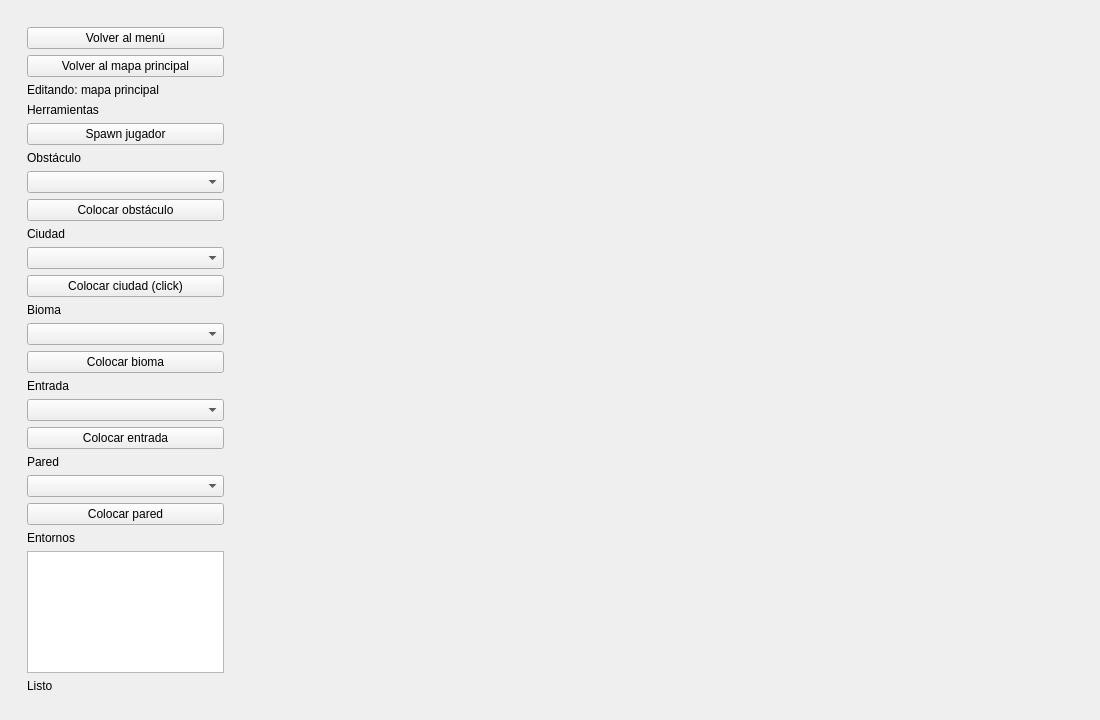
Before: the Qt Designer form editor/EditorWindow.ui in NicolasdelaTorre/TP_Grupal_Grupo_09_Argentum, drawn with Qt 5.
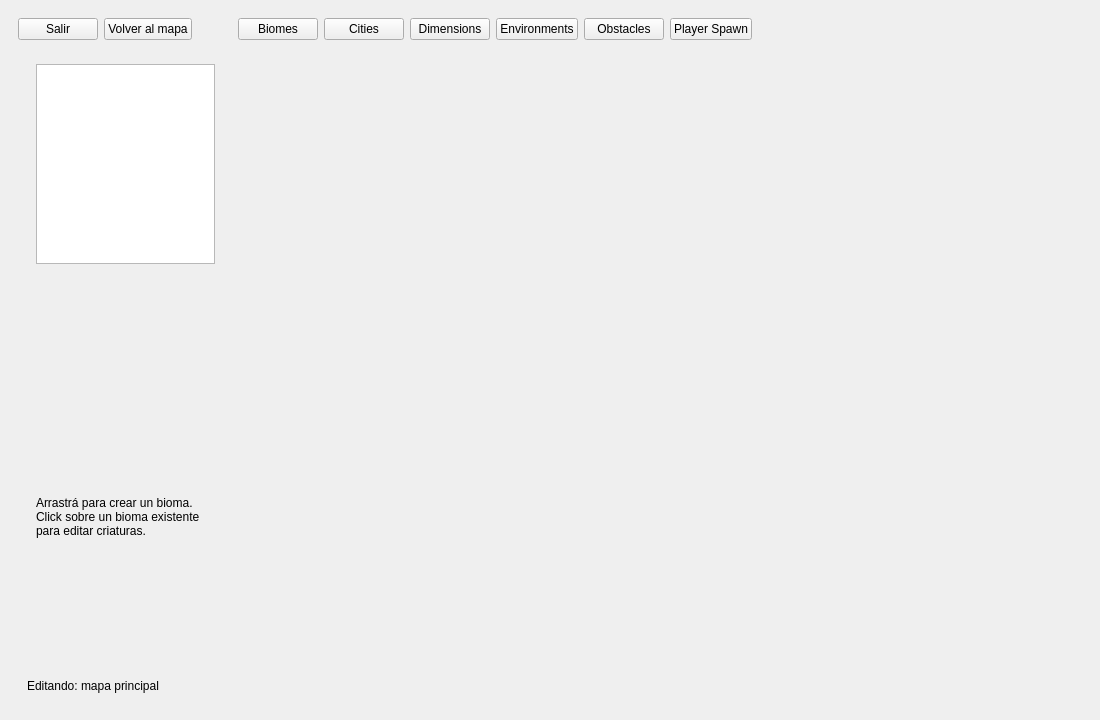
After: the same form once the commit is applied. The open tabs and pages were chosen to show the change.

Commit message: button layout/edit biome creatures

```diff
--- a/editor/EditorWindow.ui
+++ b/editor/EditorWindow.ui
@@ -93,7 +93,7 @@
             <item row="0" column="1">
              <widget class="QLineEdit" name="inputNewMapId">
               <property name="text">
-               <string>mapa_inicial</string>
+               <string>otro_mapa</string>
               </property>
              </widget>
             </item>
@@ -107,7 +107,7 @@
             <item row="1" column="1">
              <widget class="QLineEdit" name="inputNewMapName">
               <property name="text">
-               <string>Mapa Inicial</string>
+               <string>Otro mapa</string>
               </property>
              </widget>
             </item>
@@ -198,6 +198,118 @@
        </layout>
       </widget>
       <widget class="QWidget" name="pageEditor">
+       <layout class="QVBoxLayout" name="editorRootLayout">
+        <item>
+         <layout class="QHBoxLayout" name="editorToolbarLayout">
+          <item>
+           <widget class="QPushButton" name="btnBack">
+            <property name="text">
+             <string>Salir</string>
+            </property>
+           </widget>
+          </item>
+          <item>
+           <widget class="QPushButton" name="btnBackToMainMap">
+            <property name="text">
+             <string>Volver al mapa</string>
+            </property>
+            <property name="visible">
+             <bool>false</bool>
+            </property>
+           </widget>
+          </item>
+          <item>
+           <spacer name="editorToolbarSpacer">
+            <property name="orientation">
+             <enum>Qt::Horizontal</enum>
+            </property>
+            <property name="sizeType">
+             <enum>QSizePolicy::Fixed</enum>
+            </property>
+            <property name="sizeHint" stdset="0">
+             <size>
+              <width>40</width>
+              <height>20</height>
+             </size>
+            </property>
+           </spacer>
+          </item>
+          <item>
+           <widget class="QPushButton" name="btnModeBiomes">
+            <property name="text">
+             <string>Biomes</string>
+            </property>
+            <property name="checkable">
+             <bool>true</bool>
+            </property>
+           </widget>
+          </item>
+          <item>
+           <widget class="QPushButton" name="btnModeCities">
+            <property name="text">
+             <string>Cities</string>
+            </property>
+            <property name="checkable">
+             <bool>true</bool>
+            </property>
+           </widget>
+          </item>
+          <item>
+           <widget class="QPushButton" name="btnModeDimensions">
+            <property name="text">
+             <string>Dimensions</string>
+            </property>
+            <property name="checkable">
+             <bool>true</bool>
+            </property>
+           </widget>
+          </item>
+          <item>
+           <widget class="QPushButton" name="btnModeEnvironments">
+            <property name="text">
+             <string>Environments</string>
+            </property>
+            <property name="checkable">
+             <bool>true</bool>
+            </property>
+           </widget>
+          </item>
+          <item>
+           <widget class="QPushButton" name="btnModeObstacles">
+            <property name="text">
+             <string>Obstacles</string>
+            </property>
+            <property name="checkable">
+             <bool>true</bool>
+            </property>
+           </widget>
+          </item>
+          <item>
+           <widget class="QPushButton" name="btnModeSpawn">
+            <property name="text">
+             <string>Player Spawn</string>
+            </property>
+            <property name="checkable">
+             <bool>true</bool>
+            </property>
+           </widget>
+          </item>
+          <item>
+           <spacer name="editorToolbarRightSpacer">
+            <property name="orientation">
+             <enum>Qt::Horizontal</enum>
+            </property>
+            <property name="sizeHint" stdset="0">
+             <size>
+              <width>40</width>
+              <height>20</height>
+             </size>
+            </property>
+           </spacer>
+          </item>
+         </layout>
+        </item>
+        <item>
        <layout class="QHBoxLayout" name="editorLayout">
         <item>
          <widget class="QWidget" name="toolsPanel" native="true">
@@ -215,106 +327,130 @@
           </property>
           <layout class="QVBoxLayout" name="toolsLayout">
            <item>
-            <widget class="QPushButton" name="btnBack">
-             <property name="text">
-              <string>Volver al menú</string>
-             </property>
-            </widget>
-           </item>
+              <widget class="QStackedWidget" name="toolsStack">
+               <widget class="QWidget" name="pageToolSpawn">
+                <layout class="QVBoxLayout" name="spawnToolsLayout">
            <item>
-            <widget class="QPushButton" name="btnBackToMainMap">
+                  <widget class="QLabel" name="labelSpawnHint">
              <property name="text">
-              <string>Volver al mapa principal</string>
-             </property>
-             <property name="visible">
-              <bool>false</bool>
+                    <string>Click en el mapa para ubicar el spawn del jugador.</string>
+                   </property>
+                   <property name="wordWrap">
+                    <bool>true</bool>
              </property>
             </widget>
            </item>
+                </layout>
+               </widget>
+               <widget class="QWidget" name="pageToolObstacles">
+                <layout class="QVBoxLayout" name="obstacleToolsLayout">
            <item>
-            <widget class="QLabel" name="labelEditingTarget">
-             <property name="text">
-              <string>Editando: mapa principal</string>
+                  <widget class="QListWidget" name="listObstacleTemplate">
+                   <property name="minimumSize">
+                    <size>
+                     <width>0</width>
+                     <height>200</height>
+                    </size>
              </property>
             </widget>
            </item>
+                </layout>
+               </widget>
+               <widget class="QWidget" name="pageToolBiomes">
+                <layout class="QVBoxLayout" name="biomeToolsLayout">
            <item>
-            <widget class="QLabel" name="labelTools">
-             <property name="text">
-              <string>Herramientas</string>
+                  <widget class="QListWidget" name="listBiomeTemplate">
+                   <property name="minimumSize">
+                    <size>
+                     <width>0</width>
+                     <height>200</height>
+                    </size>
              </property>
             </widget>
            </item>
            <item>
-            <widget class="QPushButton" name="btnToolSpawn">
+                  <widget class="QLabel" name="labelBiomeHoverSpawns">
+                   <property name="minimumSize">
+                    <size>
+                     <width>0</width>
+                     <height>180</height>
+                    </size>
+                   </property>
              <property name="text">
-              <string>Spawn jugador</string>
-             </property>
-             <property name="checkable">
+                    <string/>
+                   </property>
+                   <property name="alignment">
+                    <set>Qt::AlignLeading|Qt::AlignLeft|Qt::AlignTop</set>
+                   </property>
+                   <property name="wordWrap">
               <bool>true</bool>
              </property>
             </widget>
            </item>
            <item>
-            <widget class="QLabel" name="labelObstacle">
-             <property name="text">
-              <string>Obstáculo</string>
-             </property>
-            </widget>
+                  <spacer name="biomeToolsSpacer">
+                   <property name="orientation">
+                    <enum>Qt::Vertical</enum>
+                   </property>
+                   <property name="sizeHint" stdset="0">
+                    <size>
+                     <width>20</width>
+                     <height>40</height>
+                    </size>
+                   </property>
+                  </spacer>
            </item>
            <item>
-            <widget class="QComboBox" name="comboObstacleTemplate"/>
-           </item>
-           <item>
-            <widget class="QPushButton" name="btnToolObstacle">
+                  <widget class="QLabel" name="labelBiomeHint">
              <property name="text">
-              <string>Colocar obstáculo</string>
-             </property>
-             <property name="checkable">
+                    <string>Arrastrá para crear un bioma. Click sobre un bioma existente para editar criaturas.</string>
+                   </property>
+                   <property name="wordWrap">
               <bool>true</bool>
              </property>
             </widget>
            </item>
+                </layout>
+               </widget>
+               <widget class="QWidget" name="pageToolCities">
+                <layout class="QVBoxLayout" name="cityToolsLayout">
            <item>
-            <widget class="QLabel" name="labelCity">
-             <property name="text">
-              <string>Ciudad</string>
+                  <widget class="QListWidget" name="listCityTemplate">
+                   <property name="minimumSize">
+                    <size>
+                     <width>0</width>
+                     <height>200</height>
+                    </size>
              </property>
             </widget>
            </item>
            <item>
-            <widget class="QComboBox" name="comboCityTemplate"/>
-           </item>
-           <item>
-            <widget class="QPushButton" name="btnToolCity">
-             <property name="text">
-              <string>Colocar ciudad (click)</string>
-             </property>
-             <property name="checkable">
-              <bool>true</bool>
-             </property>
-            </widget>
+                  <spacer name="cityToolsSpacer">
+                   <property name="orientation">
+                    <enum>Qt::Vertical</enum>
+                   </property>
+                   <property name="sizeHint" stdset="0">
+                    <size>
+                     <width>20</width>
+                     <height>40</height>
+                    </size>
+                   </property>
+                  </spacer>
            </item>
            <item>
-            <widget class="QLabel" name="labelBiome">
+                  <widget class="QLabel" name="labelCityHint">
              <property name="text">
-              <string>Bioma</string>
-             </property>
-            </widget>
-           </item>
-           <item>
-            <widget class="QComboBox" name="comboBiomeTemplate"/>
-           </item>
-           <item>
-            <widget class="QPushButton" name="btnToolBiome">
-             <property name="text">
-              <string>Colocar bioma</string>
-             </property>
-             <property name="checkable">
+                    <string>Click en el mapa para colocar la ciudad seleccionada.</string>
+                   </property>
+                   <property name="wordWrap">
               <bool>true</bool>
              </property>
             </widget>
            </item>
+                </layout>
+               </widget>
+               <widget class="QWidget" name="pageToolEnvironments">
+                <layout class="QVBoxLayout" name="environmentToolsLayout">
            <item>
             <widget class="QLabel" name="labelEntry">
              <property name="text">
@@ -325,36 +461,6 @@
            <item>
             <widget class="QComboBox" name="comboEntryTemplate"/>
            </item>
-           <item>
-            <widget class="QPushButton" name="btnToolEntry">
-             <property name="text">
-              <string>Colocar entrada</string>
-             </property>
-             <property name="checkable">
-              <bool>true</bool>
-             </property>
-            </widget>
-           </item>
-           <item>
-            <widget class="QLabel" name="labelWall">
-             <property name="text">
-              <string>Pared</string>
-             </property>
-            </widget>
-           </item>
-           <item>
-            <widget class="QComboBox" name="comboWallTemplate"/>
-           </item>
-           <item>
-            <widget class="QPushButton" name="btnToolWall">
-             <property name="text">
-              <string>Colocar pared</string>
-             </property>
-             <property name="checkable">
-              <bool>true</bool>
-             </property>
-            </widget>
-           </item>
            <item>
             <widget class="QLabel" name="labelEnvironments">
              <property name="text">
@@ -372,6 +478,42 @@
              </property>
             </widget>
            </item>
+                </layout>
+               </widget>
+               <widget class="QWidget" name="pageToolDimensions">
+                <layout class="QVBoxLayout" name="dimensionsToolsLayout">
+                 <item>
+                  <widget class="QLabel" name="labelDimensions">
+                   <property name="text">
+                    <string>Tamaño del mapa</string>
+                   </property>
+                  </widget>
+                 </item>
+                 <item>
+                  <widget class="QLabel" name="labelMapDimensions">
+                   <property name="text">
+                    <string>-</string>
+                   </property>
+                  </widget>
+                 </item>
+                </layout>
+               </widget>
+               <widget class="QWidget" name="pageToolWalls">
+                <layout class="QVBoxLayout" name="wallToolsLayout">
+                 <item>
+                  <widget class="QLabel" name="labelWall">
+                   <property name="text">
+                    <string>Pared</string>
+                   </property>
+                  </widget>
+                 </item>
+                 <item>
+                  <widget class="QComboBox" name="comboWallTemplate"/>
+                 </item>
+                </layout>
+               </widget>
+              </widget>
+             </item>
            <item>
             <spacer name="toolsSpacer">
              <property name="orientation">
@@ -386,9 +528,9 @@
             </spacer>
            </item>
            <item>
-            <widget class="QLabel" name="labelStatus">
+              <widget class="QLabel" name="labelEditingTarget">
              <property name="text">
-              <string>Listo</string>
+                <string>Editando: mapa principal</string>
              </property>
              <property name="wordWrap">
               <bool>true</bool>
@@ -402,6 +544,8 @@
          <widget class="QWidget" name="mapCanvasHost" native="true">
           <layout class="QVBoxLayout" name="mapCanvasLayout"/>
          </widget>
+          </item>
+         </layout>
         </item>
        </layout>
       </widget>
```
Lines whose indentation alone changed are shown as unchanged. The commit also changes 23 other files.
